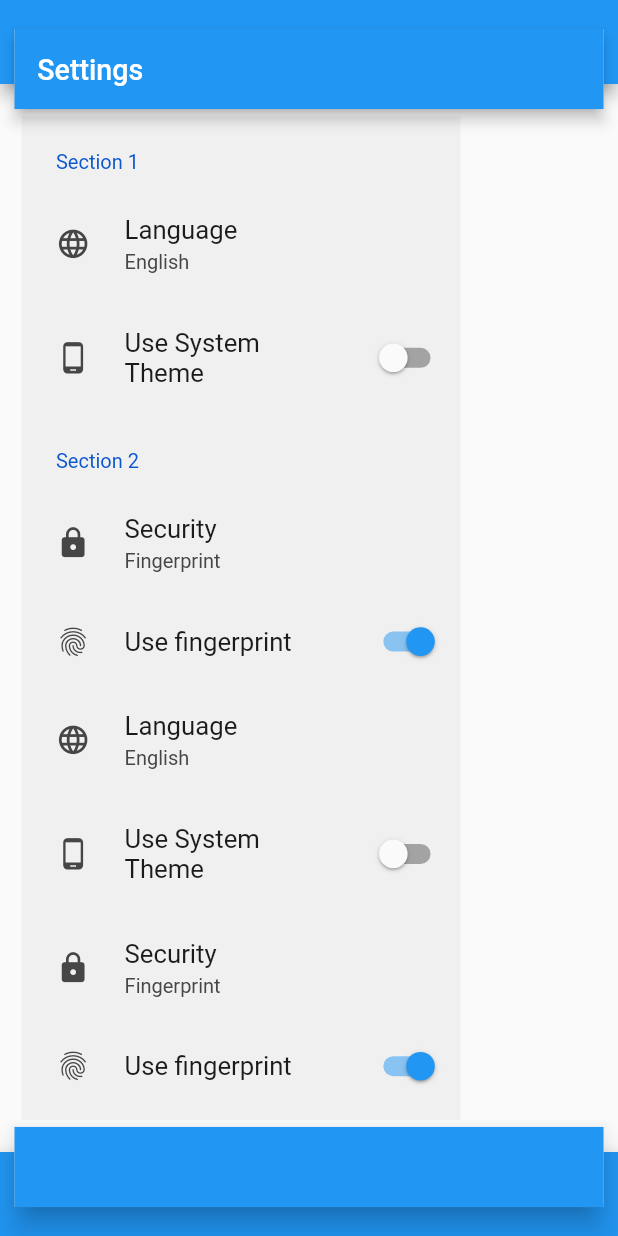
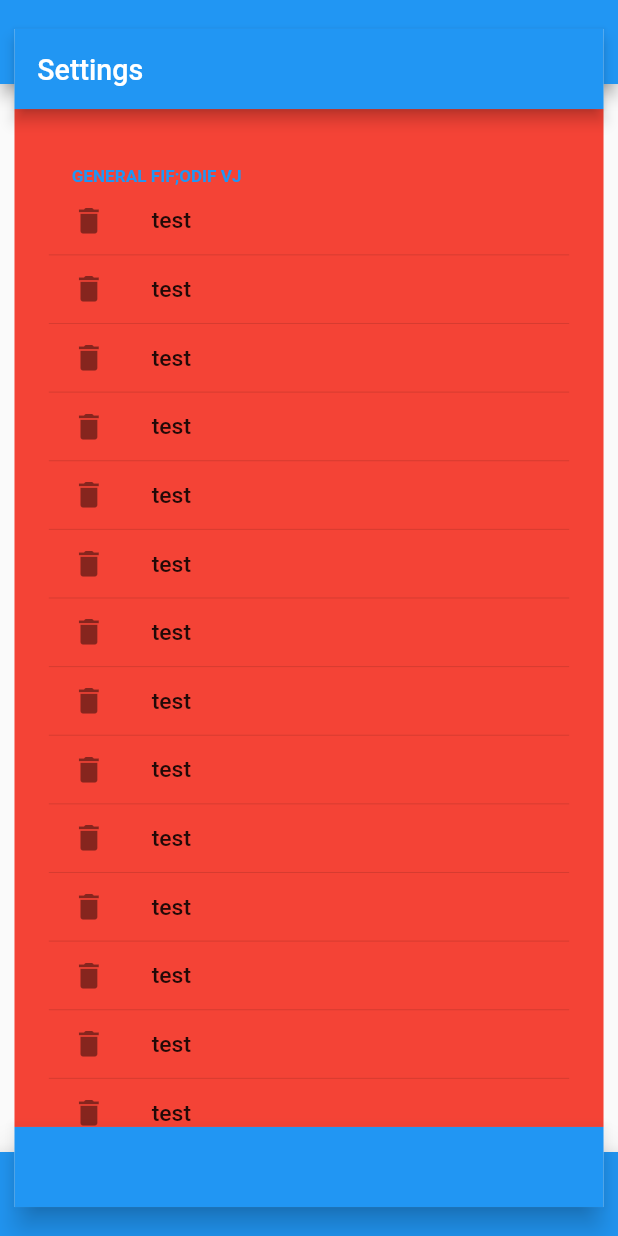
Before and after one commit to BigDeeEss/dash_cam_app, a Flutter app: the screen it shows after launch, after a tap on an icon or button, on a phone screen of 412 x 824 dp. Run offline on Flutter 3.47's test engine with Material 2 defaults, Android fonts, the light colour scheme and no system bars; drawn by our look-alikes of flutter_settings_screens, settings_ui.

Commit message:
Implement settings page using ListView.
List doesn't scroll around button array.

```diff
--- a/lib/settings_page_contents.dart
+++ b/lib/settings_page_contents.dart
@@ -1,177 +1,200 @@
 //  Import flutter packages.
 import 'package:flutter/material.dart';
-import 'package:settings_ui/settings_ui.dart';
+import 'package:flutter_settings_screens/flutter_settings_screens.dart';
 
 class SettingsPageContents extends StatefulWidget {
   const SettingsPageContents({Key? key}) : super(key: key);
 
   @override
-  State<SettingsPageContents> createState() => _SettingsPageContentsState();
+  _SettingsPageContentsState createState() => _SettingsPageContentsState();
 }
 
 class _SettingsPageContentsState extends State<SettingsPageContents> {
   @override
   Widget build(BuildContext context) {
-    bool isSwitched = false;
-
-    return Padding(
-      padding: EdgeInsetsDirectional.only(
-        start: 5,
-        top: 5,
-        end: 100,
-        bottom: 5,
+    return
+      // ClipOval(
+      // child:
+      Container(
+        // height: 200,
+        // width: 200,
+        color: Colors.red,
+        child: ListView(
+          padding: EdgeInsets.all(24),
+          children: [
+            SettingsGroup(
+              title: 'General fIF;ODIF vj  ',
+              children: <Widget>[
+                SimpleSettingsTile(
+                  title: 'test',
+                  subtitle: '',
+                  leading: Icon(Icons.delete),
+                  onTap: () {},
                 ),
-      child: SettingsList(
-        sections: [
-          SettingsSection(
-            titlePadding: EdgeInsets.all(20),
-            title: 'Section 1',
-            tiles: [
-              SettingsTile(
-                title: 'Language',
-                subtitle: 'English',
-                leading: Icon(Icons.language),
-                onPressed: (BuildContext context) {},
+                SimpleSettingsTile(
+                  title: 'test',
+                  subtitle: '',
+                  leading: Icon(Icons.delete),
+                  onTap: () {},
                 ),
-              SettingsTile.switchTile(
-                title: 'Use System Theme',
-                leading: Icon(Icons.phone_android),
-                switchValue: isSwitched,
-                onToggle: (value) {
-                  setState(() {
-                    isSwitched = value;
-                  });
-                },
+                SimpleSettingsTile(
+                  title: 'test',
+                  subtitle: '',
+                  leading: Icon(Icons.delete),
+                  onTap: () {},
                 ),
-            ],
+                SimpleSettingsTile(
+                  title: 'test',
+                  subtitle: '',
+                  leading: Icon(Icons.delete),
+                  onTap: () {},
                 ),
-          SettingsSection(
-            titlePadding: EdgeInsets.all(20),
-            title: 'Section 2',
-            tiles: [
-              SettingsTile(
-                title: 'Security',
-                subtitle: 'Fingerprint',
-                leading: Icon(Icons.lock),
-                onPressed: (BuildContext context) {},
+                SimpleSettingsTile(
+                  title: 'test',
+                  subtitle: '',
+                  leading: Icon(Icons.delete),
+                  onTap: () {},
                 ),
-              SettingsTile.switchTile(
-                title: 'Use fingerprint',
-                leading: Icon(Icons.fingerprint),
-                switchValue: true,
-                onToggle: (value) {},
+                SimpleSettingsTile(
+                  title: 'test',
+                  subtitle: '',
+                  leading: Icon(Icons.delete),
+                  onTap: () {},
                 ),
-              SettingsTile(
-                title: 'Language',
-                subtitle: 'English',
-                leading: Icon(Icons.language),
-                onPressed: (BuildContext context) {},
+                SimpleSettingsTile(
+                  title: 'test',
+                  subtitle: '',
+                  leading: Icon(Icons.delete),
+                  onTap: () {},
                 ),
-              SettingsTile.switchTile(
-                title: 'Use System Theme',
-                leading: Icon(Icons.phone_android),
-                switchValue: isSwitched,
-                onToggle: (value) {
-                  setState(() {
-                    isSwitched = value;
-                  });
-                },
+                SimpleSettingsTile(
+                  title: 'test',
+                  subtitle: '',
+                  leading: Icon(Icons.delete),
+                  onTap: () {},
                 ),
-              SettingsTile(
-                title: 'Security',
-                subtitle: 'Fingerprint',
-                leading: Icon(Icons.lock),
-                onPressed: (BuildContext context) {},
+                SimpleSettingsTile(
+                  title: 'test',
+                  subtitle: '',
+                  leading: Icon(Icons.delete),
+                  onTap: () {},
                 ),
-              SettingsTile.switchTile(
-                title: 'Use fingerprint',
-                leading: Icon(Icons.fingerprint),
-                switchValue: true,
-                onToggle: (value) {},
+                SimpleSettingsTile(
+                  title: 'test',
+                  subtitle: '',
+                  leading: Icon(Icons.delete),
+                  onTap: () {},
                 ),
-              SettingsTile(
-                title: 'Language',
-                subtitle: 'English',
-                leading: Icon(Icons.language),
-                onPressed: (BuildContext context) {},
+                SimpleSettingsTile(
+                  title: 'test',
+                  subtitle: '',
+                  leading: Icon(Icons.delete),
+                  onTap: () {},
                 ),
-              SettingsTile.switchTile(
-                title: 'Use System Theme',
-                leading: Icon(Icons.phone_android),
-                switchValue: isSwitched,
-                onToggle: (value) {
-                  setState(() {
-                    isSwitched = value;
-                  });
-                },
+                SimpleSettingsTile(
+                  title: 'test',
+                  subtitle: '',
+                  leading: Icon(Icons.delete),
+                  onTap: () {},
                 ),
-              SettingsTile(
-                title: 'Security',
-                subtitle: 'Fingerprint',
-                leading: Icon(Icons.lock),
-                onPressed: (BuildContext context) {},
+                SimpleSettingsTile(
+                  title: 'test',
+                  subtitle: '',
+                  leading: Icon(Icons.delete),
+                  onTap: () {},
                 ),
-              SettingsTile.switchTile(
-                title: 'Use fingerprint',
-                leading: Icon(Icons.fingerprint),
-                switchValue: true,
-                onToggle: (value) {},
+                SimpleSettingsTile(
+                  title: 'test',
+                  subtitle: '',
+                  leading: Icon(Icons.delete),
+                  onTap: () {},
                 ),
-              SettingsTile(
-                title: 'Language',
-                subtitle: 'English',
-                leading: Icon(Icons.language),
-                onPressed: (BuildContext context) {},
+                SimpleSettingsTile(
+                  title: 'test',
+                  subtitle: '',
+                  leading: Icon(Icons.delete),
+                  onTap: () {},
                 ),
-              SettingsTile.switchTile(
-                title: 'Use System Theme',
-                leading: Icon(Icons.phone_android),
-                switchValue: isSwitched,
-                onToggle: (value) {
-                  setState(() {
-                    isSwitched = value;
-                  });
-                },
+                SimpleSettingsTile(
+                  title: 'test',
+                  subtitle: '',
+                  leading: Icon(Icons.delete),
+                  onTap: () {},
                 ),
-              SettingsTile(
-                title: 'Security',
-                subtitle: 'Fingerprint',
-                leading: Icon(Icons.lock),
-                onPressed: (BuildContext context) {},
+                SimpleSettingsTile(
+                  title: 'test',
+                  subtitle: '',
+                  leading: Icon(Icons.delete),
+                  onTap: () {},
                 ),
-              SettingsTile.switchTile(
-                title: 'Use fingerprint',
-                leading: Icon(Icons.fingerprint),
-                switchValue: true,
-                onToggle: (value) {},
+                SimpleSettingsTile(
+                  title: 'test',
+                  subtitle: '',
+                  leading: Icon(Icons.delete),
+                  onTap: () {},
                 ),
-              SettingsTile(
-                title: 'Language',
-                subtitle: 'English',
-                leading: Icon(Icons.language),
-                onPressed: (BuildContext context) {},
+                SimpleSettingsTile(
+                  title: 'test',
+                  subtitle: '',
+                  leading: Icon(Icons.delete),
+                  onTap: () {},
                 ),
-              SettingsTile.switchTile(
-                title: 'Use System Theme',
-                leading: Icon(Icons.phone_android),
-                switchValue: isSwitched,
-                onToggle: (value) {
-                  setState(() {
-                    isSwitched = value;
-                  });
-                },
+                SimpleSettingsTile(
+                  title: 'test',
+                  subtitle: '',
+                  leading: Icon(Icons.delete),
+                  onTap: () {},
+                ),
+                SimpleSettingsTile(
+                  title: 'test',
+                  subtitle: '',
+                  leading: Icon(Icons.delete),
+                  onTap: () {},
+                ),
+                SimpleSettingsTile(
+                  title: 'test',
+                  subtitle: '',
+                  leading: Icon(Icons.delete),
+                  onTap: () {},
+                ),
+                SimpleSettingsTile(
+                  title: 'test',
+                  subtitle: '',
+                  leading: Icon(Icons.delete),
+                  onTap: () {},
+                ),
+                SimpleSettingsTile(
+                  title: 'test',
+                  subtitle: '',
+                  leading: Icon(Icons.delete),
+                  onTap: () {},
                 ),
               ],
             ),
           ],
         ),
-    );
-    return Center(
-      child: Container(
-        width: 600,
-        height: 300,
-        color: Colors.red,
-      ),
+      // ),
     );
   }
 }
+// child: ListView.builder(
+//   scrollDirection: Axis.horizontal,
+//   itemCount: 100,
+//   itemBuilder: (ctx, i) {
+//     return Align(
+//       child: Container(
+//         width: 200,
+//         height: 100,
+//         decoration: BoxDecoration(
+//           border: Border.all(
+//             color: Colors.black,
+//             width: 2
+//           ),
+//           borderRadius: BorderRadius.circular(32),
+//           color: Colors.green.withOpacity(0.75)
+//         ),
+//       ),
+//       widthFactor: 0.8,
+//     );
+//   },
+// ),
--- a/pubspec.yaml
+++ b/pubspec.yaml
@@ -30,7 +30,8 @@ dependencies:
   cupertino_icons: ^1.0.2
 
   # The following package offers simple widgets for creating an app settings page.
-  settings_ui: ^1.0.0
+#  flutter_settings_screens: ^0.2.2+1
+  flutter_settings_screens: ^0.3.2-null-safety
 
 dev_dependencies:
   flutter_test:
```
Also changed, not shown: pubspec.lock. Lines whose indentation alone changed are shown as unchanged.
